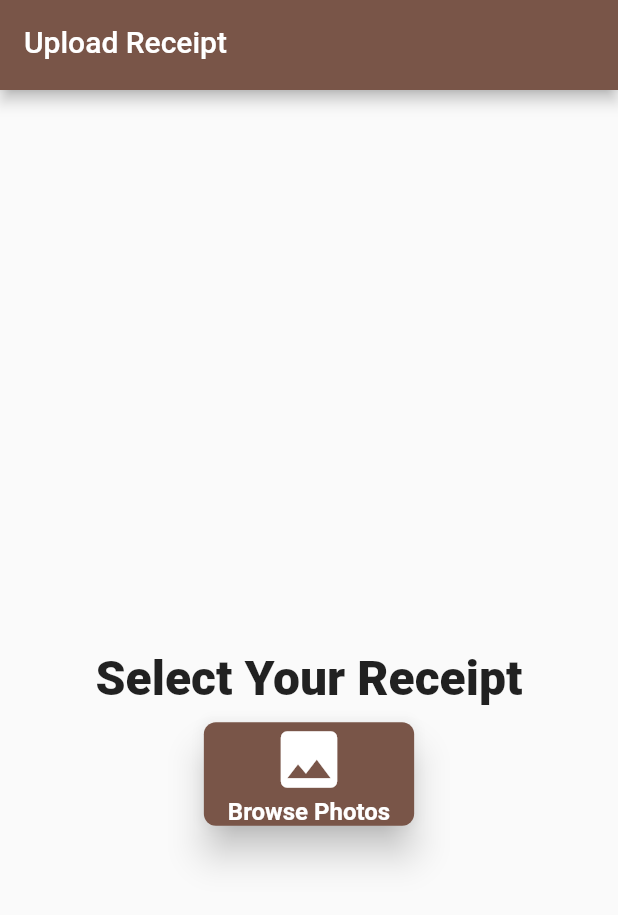
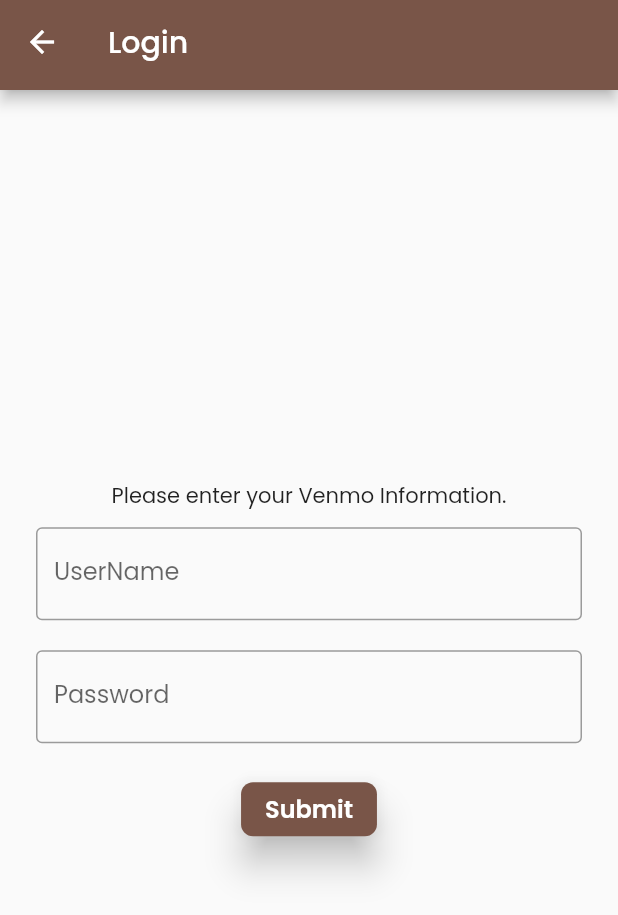
Before and after one commit to kmsungporant/bill_split, a Flutter app: the screen it shows after launch, after a tap on "Get Started!", on a phone screen of 412 x 824 dp. Shown: the top 915 px of the screen. Run offline on Flutter 3.47's test engine with Material 2 defaults, Android fonts, the phone set to English and light mode, and no system bars; our stand-ins replace image_picker; missing offline and left inert: google_mlkit_text_recognition.

Commit message:
Fix login

```diff
--- /dev/null
+++ b/frontend/lib/pages/LoginPage.dart
@@ -0,0 +1,101 @@
+import 'package:bill_split/pages/AuthPage.dart';
+import 'package:flutter/material.dart';
+import 'widget/BaseAppBar.dart';
+
+class LoginPage extends StatelessWidget {
+  const LoginPage({super.key});
+  static String userName = "";
+  static String password = "";
+
+  @override
+  Widget build(BuildContext context) {
+    return ContactFetch();
+  }
+}
+
+class ContactFetch extends StatefulWidget {
+  const ContactFetch({Key? key}) : super(key: key);
+
+  @override
+  // ignore: library_private_types_in_public_api
+  _ContactState createState() => _ContactState();
+}
+
+class _ContactState extends State<ContactFetch> {
+// var to store
+// onChanged callback
+  String userName = "No Value Entered";
+  String password = "No Value Entered";
+
+  @override
+  Widget build(BuildContext context) {
+    return Scaffold(
+      appBar: PreferredSize(
+          preferredSize: const Size.fromHeight(60),
+          child: BaseAppBar(headerStr: "Login")),
+      body: Column(
+          mainAxisAlignment: MainAxisAlignment.center,
+          // ignore: prefer_const_literals_to_create_immutables
+          children: <Widget>[
+            const Text("Please enter your Venmo Information."),
+            Padding(
+              padding: EdgeInsets.symmetric(horizontal: 24, vertical: 10),
+              // ignore: unnecessary_const
+              child: TextField(
+                onChanged: (value) => userName = value,
+                obscureText: false,
+                decoration: InputDecoration(
+                  border: OutlineInputBorder(),
+                  labelText: 'UserName',
+                ),
+
+              ),
+            ),
+            Padding(
+              padding: EdgeInsets.symmetric(horizontal: 24, vertical: 10),
+              child: TextField(
+                onChanged: (value) => password = value,
+                obscureText: true,
+                decoration: InputDecoration(
+                  border: OutlineInputBorder(),
+                  labelText: 'Password',
+                ),
+              ),
+            ),
+            Container(
+                alignment: Alignment.bottomCenter,
+                margin: const EdgeInsets.symmetric(horizontal: 5),
+                padding: const EdgeInsets.only(top: 10),
+                child: ElevatedButton(
+                  style: ElevatedButton.styleFrom(
+                    foregroundColor: Colors.white,
+                    backgroundColor: Colors.brown,
+                    shadowColor: Colors.black,
+                    elevation: 10,
+                    shape: RoundedRectangleBorder(
+                        borderRadius: BorderRadius.circular(8.0)),
+                  ),
+                  onPressed: () {
+                    print(userName);
+                    print(password);
+                    Navigator.push(
+                      context,
+                      MaterialPageRoute(builder: (context) => const AuthPage()),
+                    );
+                  },
+                  child: Column(
+                    children: [
+                      const Text(
+                        "Submit",
+                        style: TextStyle(
+                            fontSize: 16,
+                            color: Colors.white,
+                            fontWeight: FontWeight.w600),
+                      )
+                    ],
+                  ),
+                ))
+          ]),
+    );
+  }
+}
--- a/frontend/lib/pages/PicturePage.dart
+++ b/frontend/lib/pages/PicturePage.dart
@@ -1,14 +1,11 @@
 import 'dart:ui';
-
 import 'package:bill_split/models/Bill.dart';
+import 'package:bill_split/pages/Contacts.dart';
 import 'package:flutter/material.dart';
 import 'dart:io';
-import 'dart:async';
 import 'package:image_picker/image_picker.dart';
 import 'package:google_mlkit_text_recognition/google_mlkit_text_recognition.dart';
-import 'package:path/path.dart';
 import '../models/Item.dart';
-import 'ContactsInfo.dart';
 import 'widget/BaseAppBar.dart';
 
 class PicturePage extends StatelessWidget {
@@ -104,13 +101,13 @@
                         Navigator.push(
                           context,
                           MaterialPageRoute(
-                              builder: (context) => const ContactInfo()),
+                              builder: (context) => const Contacts()),
                         );
                       },
                       child: Column(
                         children: [
                           const Icon(Icons.send, size: 50),
-                          Text(
+                          const Text(
                             "Submit",
                             style: TextStyle(
                                 fontSize: 16,
--- a/frontend/lib/pages/home.dart
+++ b/frontend/lib/pages/home.dart
@@ -1,6 +1,5 @@
-import 'package:bill_split/pages/PicturePage.dart';
 import 'package:flutter/material.dart';
-
+import 'LoginPage.dart';
 import 'widget/BaseAppBar.dart';
 
 class HomePage extends StatelessWidget {
@@ -10,7 +9,8 @@
   Widget build(BuildContext context) {
     return Scaffold(
       appBar: PreferredSize(
-            preferredSize: const Size.fromHeight(60), child: BaseAppBar(headerStr: "Bill Split")),
+          preferredSize: const Size.fromHeight(60),
+          child: BaseAppBar(headerStr: "Bill Split")),
       body: Container(
         alignment: Alignment.center,
         child: Column(
@@ -39,7 +39,7 @@
                       Navigator.push(
                         context,
                         MaterialPageRoute(
-                            builder: (context) => const PicturePage()),
+                            builder: (context) => const LoginPage()),
                       );
                     }))
           ],
```
Also changed, not shown: frontend/lib/pages/AuthPage.dart (added, +66 -0 lines), frontend/lib/pages/Contacts.dart (renamed from frontend/lib/pages/ContactsInfo.dart, +5 -3 lines).
